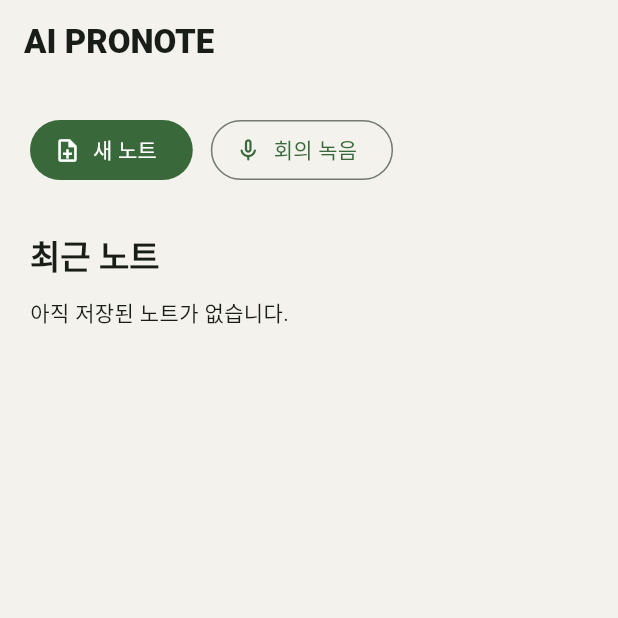
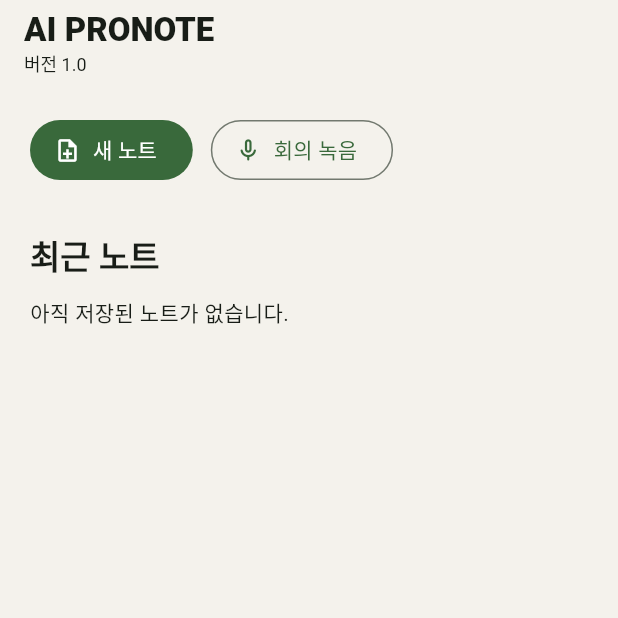
Before and after one commit to nextsunny-ai/ai-pronote, a Flutter app: the screen it shows after launch, on a phone screen of 412 x 824 dp, the top half of it. Run offline on Flutter 3.47's test engine with Material 3 defaults, Android fonts, the phone set to English and light mode, and no system bars; our stand-ins replace package_info_plus; missing offline and left inert: record; network calls fail.

Commit message:
feat: show version and update prompt

```diff
--- a/lib/main.dart
+++ b/lib/main.dart
@@ -6,8 +6,11 @@ import 'notes/note_document.dart';
 import 'notes/file_note_repository.dart';
 import 'notes/note_repository.dart';
 import 'package:path_provider/path_provider.dart';
+import 'package:package_info_plus/package_info_plus.dart';
+import 'package:url_launcher/url_launcher.dart';
 import 'recording/audio_recorder_gateway.dart';
 import 'recording/device_audio_recorder.dart';
+import 'update/update_checker.dart';
 
 Future<Directory> _defaultRecordingDirectory() async {
   final documents = await getApplicationDocumentsDirectory();
@@ -21,9 +24,20 @@ Future<Directory> _defaultRecordingDirectory() async {
 Future<void> main() async {
   WidgetsFlutterBinding.ensureInitialized();
   final documents = await getApplicationDocumentsDirectory();
+  final packageInfo = await PackageInfo.fromPlatform();
   runApp(PronoteApp(
     repository: FileNoteRepository(documents),
     recorder: DeviceAudioRecorderGateway(),
+    currentVersion: packageInfo.version,
+    updateChecker: const RemoteUpdateChecker(
+      'https://nextsunny-ai.github.io/ai-pronote/mobile-update.json',
+    ),
+    openExternalUrl: (url) async {
+      await launchUrl(
+        Uri.parse(url),
+        mode: LaunchMode.externalApplication,
+      );
+    },
   ));
 }
 
@@ -33,11 +47,17 @@ class PronoteApp extends StatelessWidget {
     required this.repository,
     this.recorder = const DisabledAudioRecorderGateway(),
     this.recordingDirectoryProvider,
+    this.currentVersion = '1.0.0',
+    this.updateChecker,
+    this.openExternalUrl,
   });
 
   final NoteRepository repository;
   final AudioRecorderGateway recorder;
   final Future<Directory> Function()? recordingDirectoryProvider;
+  final String currentVersion;
+  final UpdateChecker? updateChecker;
+  final Future<void> Function(String url)? openExternalUrl;
 
   @override
   Widget build(BuildContext context) => MaterialApp(
@@ -51,12 +71,89 @@ class PronoteApp extends StatelessWidget {
           scaffoldBackgroundColor: const Color(0xfff4f2ec),
           useMaterial3: true,
         ),
-        home: HomeScreen(
-          repository: repository,
-          recorder: recorder,
-          recordingDirectoryProvider: recordingDirectoryProvider,
+        home: UpdatePromptHost(
+          currentVersion: currentVersion,
+          updateChecker: updateChecker,
+          openExternalUrl: openExternalUrl,
+          child: HomeScreen(
+            repository: repository,
+            recorder: recorder,
+            recordingDirectoryProvider: recordingDirectoryProvider,
+            displayVersion: _displayVersion(currentVersion),
+          ),
         ),
       );
+}
+
+String _displayVersion(String version) {
+  final parts = version.split('.');
+  return parts.length >= 2 ? '${parts[0]}.${parts[1]}' : version;
+}
+
+class UpdatePromptHost extends StatefulWidget {
+  const UpdatePromptHost({
+    super.key,
+    required this.currentVersion,
+    required this.child,
+    this.updateChecker,
+    this.openExternalUrl,
+  });
+
+  final String currentVersion;
+  final Widget child;
+  final UpdateChecker? updateChecker;
+  final Future<void> Function(String url)? openExternalUrl;
+
+  @override
+  State<UpdatePromptHost> createState() => _UpdatePromptHostState();
+}
+
+class _UpdatePromptHostState extends State<UpdatePromptHost> {
+  @override
+  void initState() {
+    super.initState();
+    WidgetsBinding.instance.addPostFrameCallback((_) => _check());
+  }
+
+  Future<void> _check() async {
+    final checker = widget.updateChecker;
+    if (checker == null) return;
+    final update = await checker.check(widget.currentVersion);
+    if (!mounted || update == null) return;
+    await showDialog<void>(
+      context: context,
+      builder: (context) => AlertDialog(
+        title: const Text('새 버전이 있습니다'),
+        content: Column(
+          mainAxisSize: MainAxisSize.min,
+          crossAxisAlignment: CrossAxisAlignment.start,
+          children: [
+            Text(update.version),
+            if (update.notes.isNotEmpty) ...[
+              const SizedBox(height: 12),
+              Text(update.notes),
+            ],
+          ],
+        ),
+        actions: [
+          TextButton(
+            onPressed: () => Navigator.pop(context),
+            child: const Text('나중에'),
+          ),
+          FilledButton(
+            onPressed: () async {
+              Navigator.pop(context);
+              await widget.openExternalUrl?.call(update.downloadUrl);
+            },
+            child: const Text('업데이트 받기'),
+          ),
+        ],
+      ),
+    );
+  }
+
+  @override
+  Widget build(BuildContext context) => widget.child;
 }
 
 class HomeScreen extends StatefulWidget {
@@ -65,11 +162,13 @@ class HomeScreen extends StatefulWidget {
     required this.repository,
     required this.recorder,
     this.recordingDirectoryProvider,
+    required this.displayVersion,
   });
 
   final NoteRepository repository;
   final AudioRecorderGateway recorder;
   final Future<Directory> Function()? recordingDirectoryProvider;
+  final String displayVersion;
 
   @override
   State<HomeScreen> createState() => _HomeScreenState();
@@ -110,7 +209,13 @@ class _HomeScreenState extends State<HomeScreen> {
   Widget build(BuildContext context) => Scaffold(
         appBar: AppBar(
           backgroundColor: Colors.transparent,
-          title: const Text('AI PRONOTE', style: TextStyle(fontWeight: FontWeight.w800)),
+          title: Column(
+            crossAxisAlignment: CrossAxisAlignment.start,
+            children: [
+              const Text('AI PRONOTE', style: TextStyle(fontWeight: FontWeight.w800)),
+              Text('버전 ${widget.displayVersion}', style: const TextStyle(fontSize: 12)),
+            ],
+          ),
         ),
         body: SafeArea(
           child: Padding(
--- a/pubspec.yaml
+++ b/pubspec.yaml
@@ -36,6 +36,8 @@ dependencies:
   cupertino_icons: ^1.0.8
   path_provider: ^2.1.6
   record: ^7.1.1
+  package_info_plus: ^10.2.1
+  url_launcher: ^6.3.2
 
 dev_dependencies:
   flutter_test:
```
Also changed, not shown: lib/update/update_checker.dart (added, +69 -0 lines), pubspec.lock, 5 other files.
